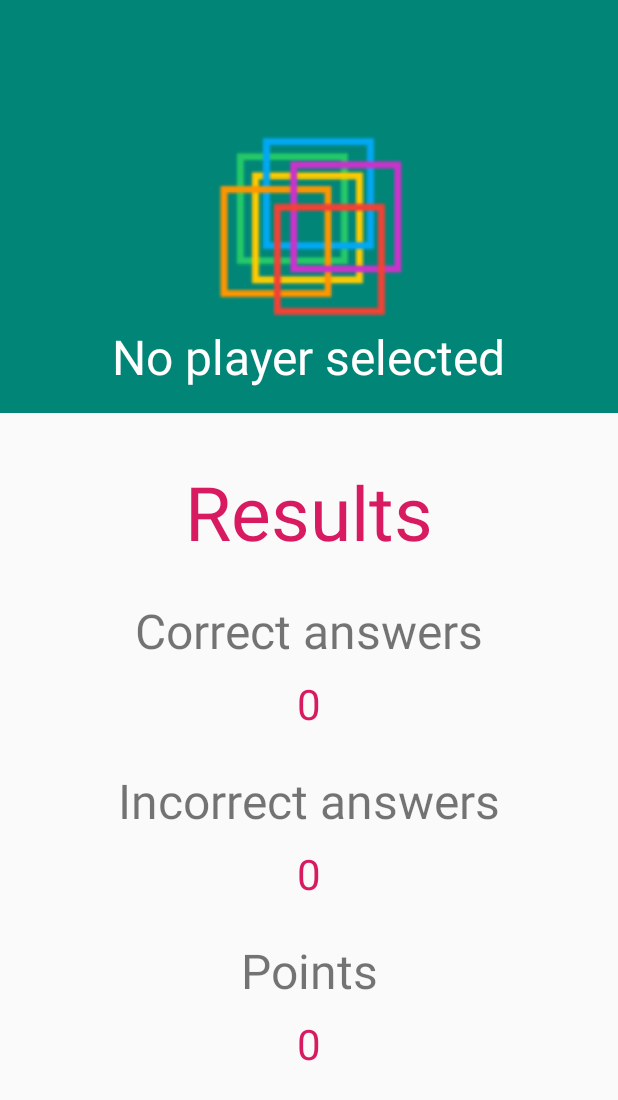
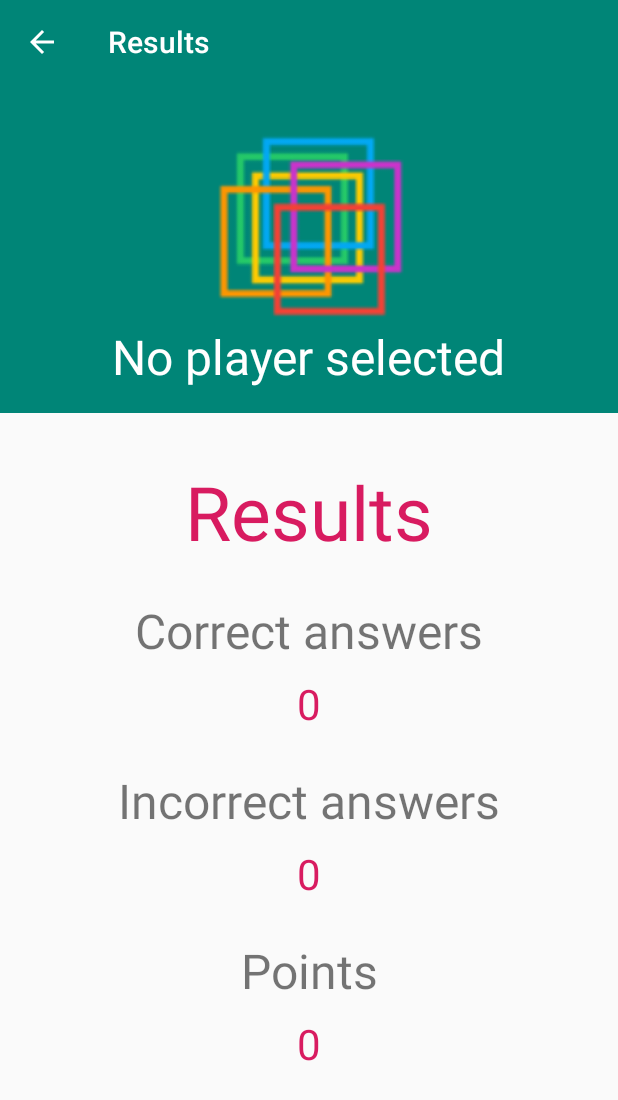
Before and after one commit to pmdmo2019-20/pr06-stroop-PatataAsada, an Android app: the ResultFragment screen opened through its navigation route, on a phone screen of 412 x 824 dp. Shown: the top 1100 px of the screen. Run offline under Robolectric (Android 15) with nearby library versions, the phone set to English and light mode, and no system bars; our stand-ins replace Room's generated code; 3 statements that could not run were skipped.

```diff
--- a/app/src/main/java/es/iessaladillo/pedrojoya/stroop/ui/MainViewmodel.kt
+++ b/app/src/main/java/es/iessaladillo/pedrojoya/stroop/ui/MainViewmodel.kt
@@ -15,6 +15,7 @@ class MainViewmodel(application: Application, private val database:AppDatabase)
     val settings:SharedPreferences by lazy { PreferenceManager.getDefaultSharedPreferences(application) }
 
     var gameToShow:GameWithPlayer? = null
+    var fromGameFragment:Boolean = false
 
     var playerCreatorTrigger:Boolean = true
     private var _newAvatar:MutableLiveData<Int> = MutableLiveData(0)
--- a/app/src/main/java/es/iessaladillo/pedrojoya/stroop/ui/game/GameFragment.kt
+++ b/app/src/main/java/es/iessaladillo/pedrojoya/stroop/ui/game/GameFragment.kt
@@ -121,6 +121,7 @@ class GameFragment : Fragment() {
                 viewmodel.selectedPlayer.value!!.id
             )
         )
+        viewmodel.fromGameFragment = true
         navCtrl.navigate(R.id.action_gameFragment_to_resultFragment)
     }
 
@@ -128,5 +129,4 @@ class GameFragment : Fragment() {
         btnRight.setOnClickListener { gameViewmodel.checkRight() }
         btnWrong.setOnClickListener { gameViewmodel.checkWrong() }
     }
-
 }
--- a/app/src/main/java/es/iessaladillo/pedrojoya/stroop/ui/result/ResultFragment.kt
+++ b/app/src/main/java/es/iessaladillo/pedrojoya/stroop/ui/result/ResultFragment.kt
@@ -4,6 +4,7 @@ import android.os.Bundle
 import android.view.*
 import androidx.appcompat.app.AppCompatActivity
 import androidx.fragment.app.Fragment
+import androidx.lifecycle.ViewModelProvider
 import androidx.navigation.NavController
 import androidx.navigation.fragment.findNavController
 import es.iessaladillo.pedrojoya.stroop.R
@@ -27,22 +28,6 @@ class ResultFragment : Fragment() {
         setHasOptionsMenu(true)
     }
 
-    override fun onCreateOptionsMenu(menu: Menu, inflater: MenuInflater) {
-        inflater.inflate(R.menu.menu, menu)
-        super.onCreateOptionsMenu(menu, inflater)
-    }
-
-    override fun onOptionsItemSelected(item: MenuItem): Boolean {
-        return when(item.itemId){
-            R.id.mnuHelp -> {
-                DialogGenerator.showDialog(getString(R.string.help_title),getString(R.string.dashboard_help_description),context!!)
-                true
-            }
-            else -> super.onOptionsItemSelected(item)
-        }
-
-    }
-
     override fun onCreateView(
         inflater: LayoutInflater, container: ViewGroup?,
         savedInstanceState: Bundle?
@@ -53,16 +38,31 @@ class ResultFragment : Fragment() {
 
     override fun onActivityCreated(savedInstanceState: Bundle?) {
         super.onActivityCreated(savedInstanceState)
+        viewmodel = requireActivity().run {
+            ViewModelProvider(this).get(MainViewmodel::class.java)
+        }
         setupView()
         setupToolbar()
     }
 
     private fun setupToolbar() {
-        (activity as AppCompatActivity).setSupportActionBar(ranking_toolbar)
+        (activity as AppCompatActivity).setSupportActionBar(result_toolbar)
         (activity as AppCompatActivity).supportActionBar?.setDisplayHomeAsUpEnabled(true)
         (activity as AppCompatActivity).supportActionBar?.setDisplayShowHomeEnabled(true)
-        (activity as AppCompatActivity).supportActionBar?.setTitle(if (viewmodel.playerCreatorTrigger) R.string.player_creation_title else R.string.player_edition_title)
-        ranking_toolbar.setNavigationOnClickListener { navCtrl.navigateUp() }
+        (activity as AppCompatActivity).supportActionBar?.setTitle(R.string.game_result_title)
+        setupBackNavigation(viewmodel.fromGameFragment)
+    }
+
+    private fun setupBackNavigation(fromGameFragment: Boolean) {
+        if(fromGameFragment) {
+            viewmodel.fromGameFragment = false
+            result_toolbar.setNavigationOnClickListener {
+                navCtrl.popBackStack(R.id.mainFragment,false)
+            }
+        }
+        else result_toolbar.setNavigationOnClickListener{
+            navCtrl.navigateUp()
+        }
     }
 
     private fun setupView() {
--- a/app/src/main/res/layout/fragment_result.xml
+++ b/app/src/main/res/layout/fragment_result.xml
@@ -10,7 +10,7 @@
         android:layout_width="match_parent"
         android:layout_height="match_parent">
         <androidx.appcompat.widget.Toolbar
-            android:id="@+id/toolbar2"
+            android:id="@+id/result_toolbar"
             android:layout_width="match_parent"
             android:layout_height="wrap_content"
             android:background="?attr/colorPrimary"
@@ -27,7 +27,7 @@
             android:layout_height="wrap_content"
             app:layout_constraintEnd_toEndOf="parent"
             app:layout_constraintStart_toStartOf="parent"
-            app:layout_constraintTop_toBottomOf="@+id/toolbar2" />
+            app:layout_constraintTop_toBottomOf="@+id/result_toolbar" />
 
         <TextView
             android:id="@+id/lblResults"
```
